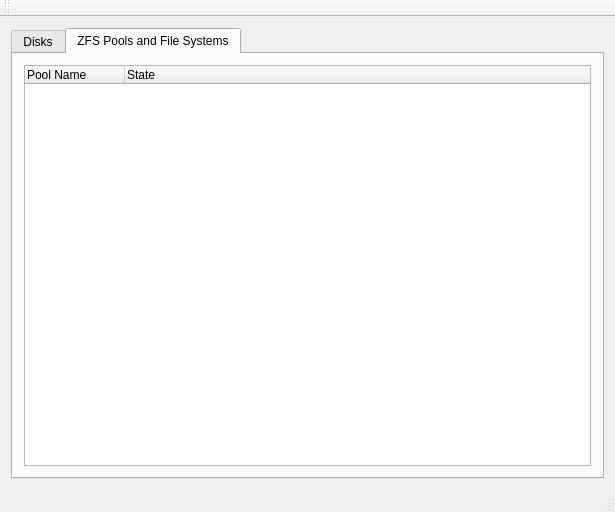
Qt form pc-zmanager/zmanagerwindow.ui (claudiobsd/pcbsd-work) before a commit.
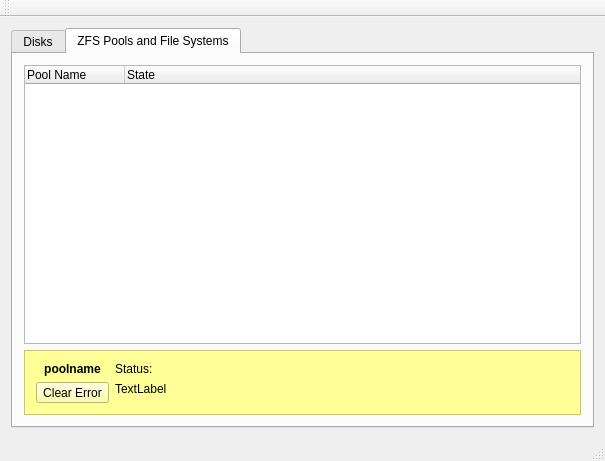
The same form after that commit. The open tabs and pages were chosen to show the change. Icons and pictures are not drawn.

Commit message: Progress commit:  - Partition manager finished (only UFS and FZS)  - Pool manager 90% ready (pending property editor)  - ZFS Filesystems not done yet.

What changed in the file:
```diff
--- a/pc-zmanager/zmanagerwindow.ui
+++ b/pc-zmanager/zmanagerwindow.ui
@@ -6,8 +6,8 @@
    <rect>
     <x>0</x>
     <y>0</y>
-    <width>615</width>
-    <height>512</height>
+    <width>605</width>
+    <height>461</height>
    </rect>
   </property>
   <property name="windowTitle">
@@ -91,6 +91,89 @@
           </column>
          </widget>
         </item>
+        <item row="1" column="0">
+         <widget class="QFrame" name="frameStatus">
+          <property name="styleSheet">
+           <string notr="true">background-color: rgb(255, 255, 151);</string>
+          </property>
+          <property name="frameShape">
+           <enum>QFrame::StyledPanel</enum>
+          </property>
+          <property name="frameShadow">
+           <enum>QFrame::Raised</enum>
+          </property>
+          <layout class="QGridLayout" name="gridLayout">
+           <item row="0" column="1">
+            <widget class="QLabel" name="label">
+             <property name="text">
+              <string>Status:</string>
+             </property>
+            </widget>
+           </item>
+           <item row="1" column="1">
+            <widget class="QLabel" name="statusLabel">
+             <property name="text">
+              <string>TextLabel</string>
+             </property>
+             <property name="alignment">
+              <set>Qt::AlignLeading|Qt::AlignLeft|Qt::AlignTop</set>
+             </property>
+             <property name="wordWrap">
+              <bool>true</bool>
+             </property>
+             <property name="textInteractionFlags">
+              <set>Qt::NoTextInteraction</set>
+             </property>
+            </widget>
+           </item>
+           <item row="1" column="0">
+            <widget class="QToolButton" name="toolButton">
+             <property name="enabled">
+              <bool>true</bool>
+             </property>
+             <property name="focusPolicy">
+              <enum>Qt::NoFocus</enum>
+             </property>
+             <property name="text">
+              <string>Clear Error</string>
+             </property>
+             <property name="icon">
+              <iconset resource="zmanagerres.qrc">
+               <normaloff>:/icons/task-attention.png</normaloff>:/icons/task-attention.png</iconset>
+             </property>
+             <property name="iconSize">
+              <size>
+               <width>48</width>
+               <height>48</height>
+              </size>
+             </property>
+             <property name="popupMode">
+              <enum>QToolButton::DelayedPopup</enum>
+             </property>
+             <property name="toolButtonStyle">
+              <enum>Qt::ToolButtonTextUnderIcon</enum>
+             </property>
+            </widget>
+           </item>
+           <item row="0" column="0">
+            <widget class="QLabel" name="poolLabel">
+             <property name="font">
+              <font>
+               <weight>75</weight>
+               <bold>true</bold>
+              </font>
+             </property>
+             <property name="text">
+              <string>poolname</string>
+             </property>
+             <property name="alignment">
+              <set>Qt::AlignCenter</set>
+             </property>
+            </widget>
+           </item>
+          </layout>
+         </widget>
+        </item>
        </layout>
       </widget>
      </widget>
```
Left out of the diff: 4 changed lines with no effect on the pictures. The commit also changes 17 other files.
